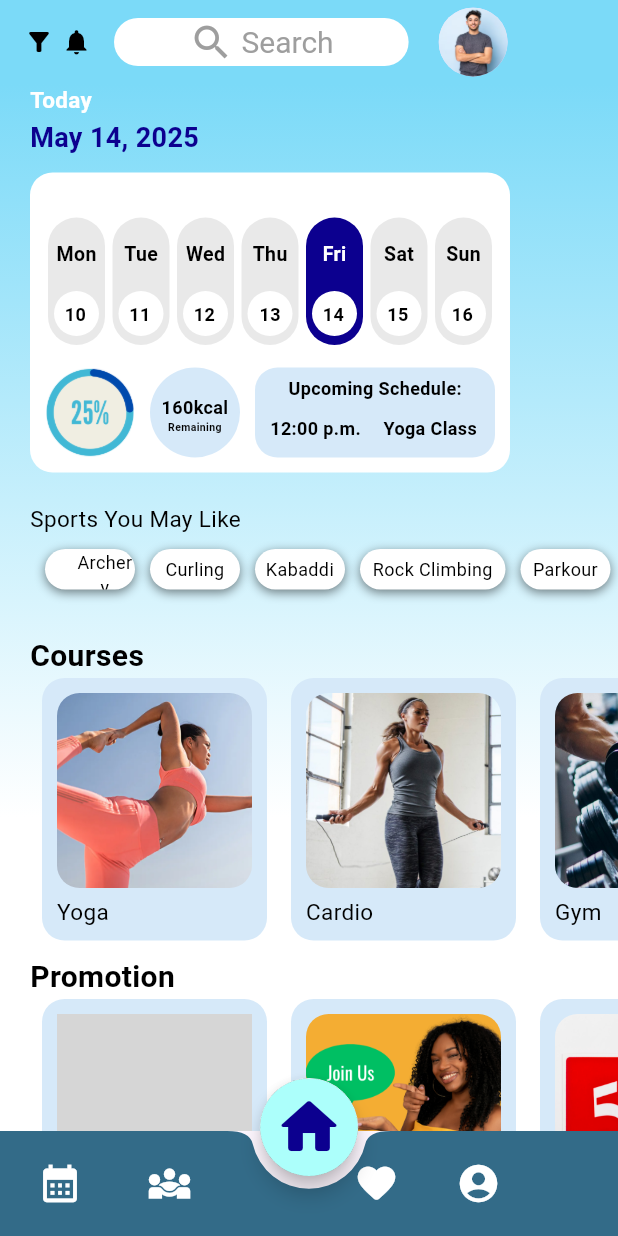
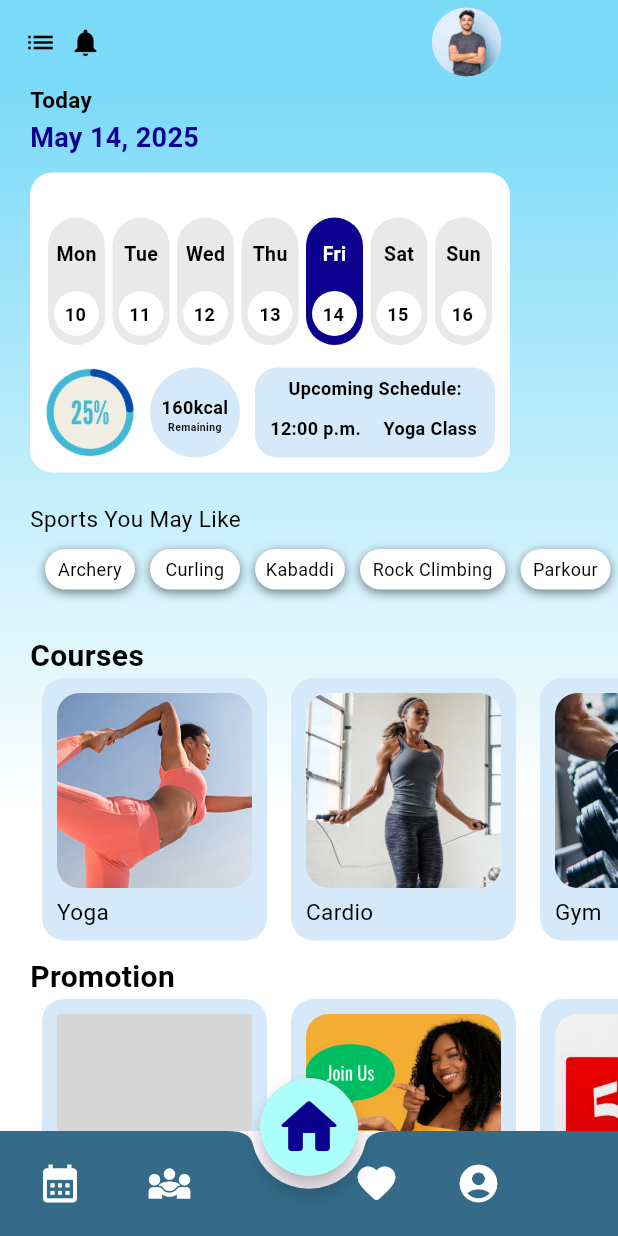
Before and after one commit to RRTeoh/Mobile, a Flutter app: the screen it shows after launch, on a phone screen of 412 x 824 dp. Run offline on Flutter 3.47's test engine with Material 3 defaults, Android fonts, the phone set to English and light mode, and no system bars; our stand-ins replace percent_indicator; grey boxes are pictures that could not be loaded.

Commit message:
update homepage

```diff
--- a/lib/screens/home_page.dart
+++ b/lib/screens/home_page.dart
@@ -32,12 +32,12 @@
               //padding: EdgeInsets.all(5),
               //child:
               Icon(
-                Icons.filter_alt,
+                Icons.list,
                 color:Colors.black,
-                size: 20
+                size: 22,
                 ),
             //),
-            SizedBox(width: 5),
+            SizedBox(width: 8),
             //Container(
              // decoration: BoxDecoration(
                 //color: Colors.white,
@@ -48,35 +48,35 @@
               Icon(
                 Icons.notifications,
                 color: Colors.black,
-                size: 20
+                size: 22,
                 ),
             //),
-            SizedBox(width: 5),
-            Container(
-              margin: EdgeInsets.symmetric(horizontal: 10, vertical: 10),
-              padding: EdgeInsets.symmetric(horizontal: 50, vertical: 1),
-              decoration: BoxDecoration(
-                color: Colors.white,
-                borderRadius: BorderRadius.circular(30),
-              ),
-              child: Row(
-                children: [
-                  Icon(
-                    Icons.search,
-                    color: Colors.grey,
-                    size: 30
-                  ),
-                  SizedBox(width: 5),
-                  Text(
-                    "Search",
-                    style: TextStyle(
-                      color: Colors.grey,
-                      fontSize: 20
-                    )
-                  )
-                ],
-              )
-            ),
+            SizedBox(width: 210),
+            // Container(
+            //   margin: EdgeInsets.symmetric(horizontal: 10, vertical: 10),
+            //   padding: EdgeInsets.symmetric(horizontal: 50, vertical: 1),
+            //   decoration: BoxDecoration(
+            //     color: Colors.white,
+            //     borderRadius: BorderRadius.circular(30),
+            //   ),
+            //   child: Row(
+            //     children: [
+            //       Icon(
+            //         Icons.search,
+            //         color: Colors.grey,
+            //         size: 30
+            //       ),
+            //       SizedBox(width: 5),
+            //       Text(
+            //         "Search",
+            //         style: TextStyle(
+            //           color: Colors.grey,
+            //           fontSize: 20
+            //         )
+            //       )
+            //     ],
+            //   )
+            // ),
             SizedBox(width: 10),
             CircleAvatar(
                 radius: 23,
@@ -116,7 +116,7 @@
               style: TextStyle(
                 fontSize: 15,
                 fontWeight: FontWeight.bold,
-                color: Colors.white),
+                color: Colors.black),
             ),
             SizedBox(height:2),
             Text(
@@ -569,7 +569,6 @@
                 //list of sports you may like
                 Container(
                   margin:EdgeInsets.only(top:10,bottom:10),
-                  padding: EdgeInsets.only(left:20),
                   height:27,
                   width:60,
                   decoration: BoxDecoration(
@@ -810,14 +809,15 @@
                       ),
                       Container(
                         margin:EdgeInsets.only(top:5, left:5, right:5),
+                        padding: EdgeInsets.only(left: 10),
+                        alignment: Alignment.centerLeft,
                         child: Text(
                           promotion[index].promoname,
-                          textAlign: TextAlign.center,
-
+                          textAlign: TextAlign.left,
                           style: TextStyle(
                             fontSize: 13,
                             color: Colors.black,
-                            fontWeight: FontWeight.bold
+                            //fontWeight: FontWeight.bold
                          )
                        )
                       ),
--- a/lib/screens/membership.dart
+++ b/lib/screens/membership.dart
@@ -34,7 +34,7 @@
         ),
         backgroundColor: Colors.transparent,
         elevation: 0,
-        leading: const Icon(Icons.filter_list, color: Colors.black),
+        leading: const Icon(Icons.list, color: Colors.black),
       ),
       body: Container(
         decoration: BoxDecoration(
```
